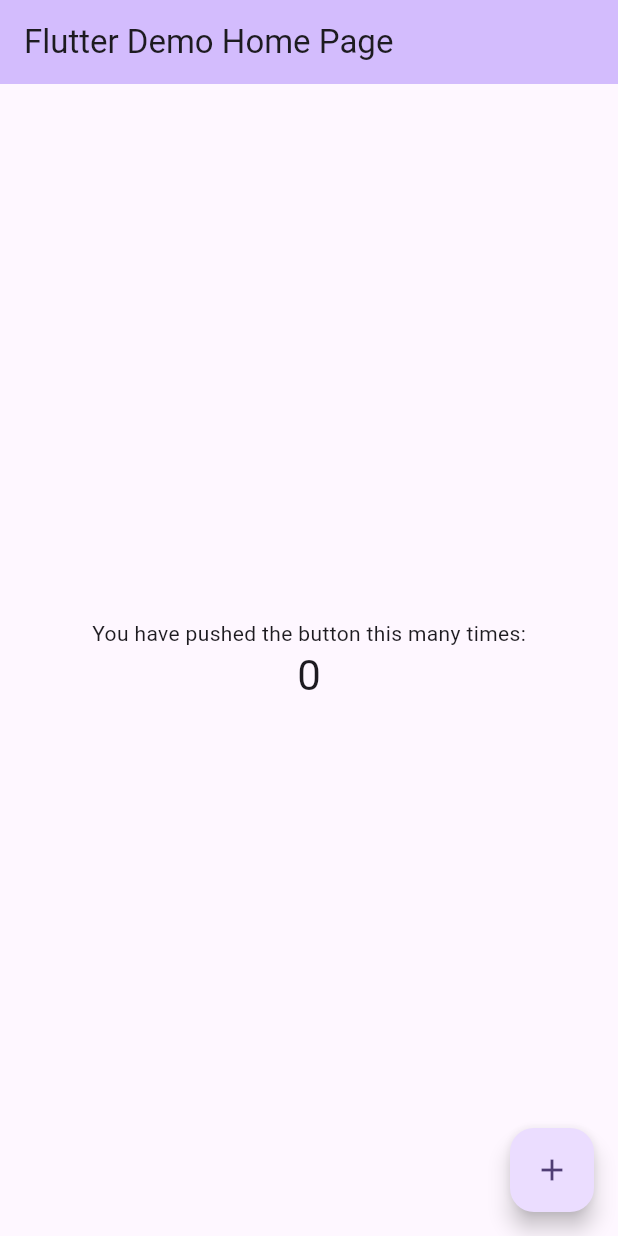
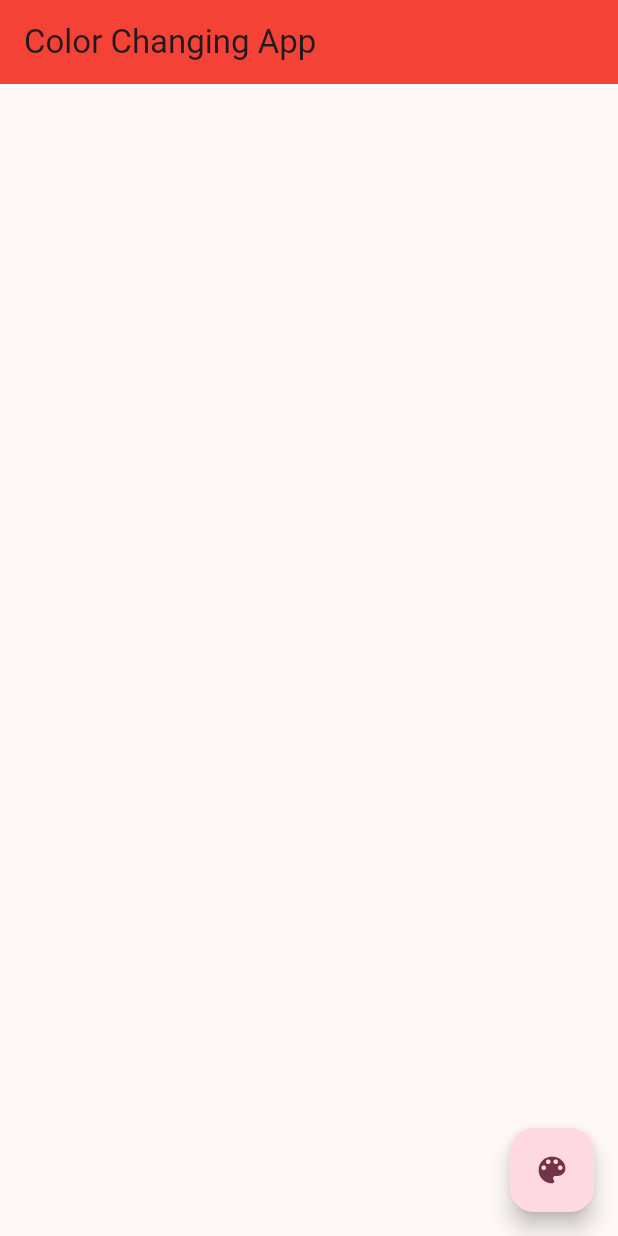
Before and after one commit to qsebring3930/click-me, a Flutter app: the screen it shows after launch, on a phone screen of 412 x 824 dp. Run offline on Flutter 3.47's test engine with Material 3 defaults, Android fonts, the phone set to English and light mode, and no system bars.

Commit message:
Added color changing button, removed template text and button

```diff
--- a/clickme/lib/main.dart
+++ b/clickme/lib/main.dart
@@ -11,7 +11,7 @@ class MyApp extends StatelessWidget {
   @override
   Widget build(BuildContext context) {
     return MaterialApp(
-      title: 'Flutter Demo',
+      title: 'Color Changing App',
       theme: ThemeData(
         // This is the theme of your application.
         //
@@ -28,10 +28,10 @@ class MyApp extends StatelessWidget {
         //
         // This works for code too, not just values: Most code changes can be
         // tested with just a hot reload.
-        colorScheme: ColorScheme.fromSeed(seedColor: Colors.deepPurple),
+        colorScheme: ColorScheme.fromSeed(seedColor: const Color.fromARGB(255, 0, 0, 0)),
         useMaterial3: true,
       ),
-      home: const MyHomePage(title: 'Flutter Demo Home Page'),
+      home: const MyHomePage(title: 'Color Changing App'),
     );
   }
 }
@@ -55,70 +55,31 @@ class MyHomePage extends StatefulWidget {
 }
 
 class _MyHomePageState extends State<MyHomePage> {
-  int _counter = 0;
+  int _currentIndex = 0;
 
-  void _incrementCounter() {
+  final List<Color> _colors = [Colors.red,Colors.green,Colors.blue,Colors.yellow,Colors.orange,Colors.purple];
+
+  void _changeColor() {
     setState(() {
-      // This call to setState tells the Flutter framework that something has
-      // changed in this State, which causes it to rerun the build method below
-      // so that the display can reflect the updated values. If we changed
-      // _counter without calling setState(), then the build method would not be
-      // called again, and so nothing would appear to happen.
-      _counter++;
+      if (_currentIndex > 4) {
+        _currentIndex = -1;
+      }
+      _currentIndex += 1;
     });
   }
 
   @override
   Widget build(BuildContext context) {
-    // This method is rerun every time setState is called, for instance as done
-    // by the _incrementCounter method above.
-    //
-    // The Flutter framework has been optimized to make rerunning build methods
-    // fast, so that you can just rebuild anything that needs updating rather
-    // than having to individually change instances of widgets.
+
     return Scaffold(
       appBar: AppBar(
-        // TRY THIS: Try changing the color here to a specific color (to
-        // Colors.amber, perhaps?) and trigger a hot reload to see the AppBar
-        // change color while the other colors stay the same.
-        backgroundColor: Theme.of(context).colorScheme.inversePrimary,
-        // Here we take the value from the MyHomePage object that was created by
-        // the App.build method, and use it to set our appbar title.
+        backgroundColor: _colors[_currentIndex],
         title: Text(widget.title),
       ),
-      body: Center(
-        // Center is a layout widget. It takes a single child and positions it
-        // in the middle of the parent.
-        child: Column(
-          // Column is also a layout widget. It takes a list of children and
-          // arranges them vertically. By default, it sizes itself to fit its
-          // children horizontally, and tries to be as tall as its parent.
-          //
-          // Column has various properties to control how it sizes itself and
-          // how it positions its children. Here we use mainAxisAlignment to
-          // center the children vertically; the main axis here is the vertical
-          // axis because Columns are vertical (the cross axis would be
-          // horizontal).
-          //
-          // TRY THIS: Invoke "debug painting" (choose the "Toggle Debug Paint"
-          // action in the IDE, or press "p" in the console), to see the
-          // wireframe for each widget.
-          mainAxisAlignment: MainAxisAlignment.center,
-          children: <Widget>[
-            const Text(
-              'You have pushed the button this many times:',
-            ),
-            Text(
-              '$_counter',
-              style: Theme.of(context).textTheme.headlineMedium,
-            ),
-          ],
-        ),
-      ),
       floatingActionButton: FloatingActionButton(
-        onPressed: _incrementCounter,
-        tooltip: 'Increment',
-        child: const Icon(Icons.add),
+        onPressed: _changeColor,
+        tooltip: 'Change Color',
+        child: const Icon(Icons.color_lens),
       ), // This trailing comma makes auto-formatting nicer for build methods.
     );
   }
```
